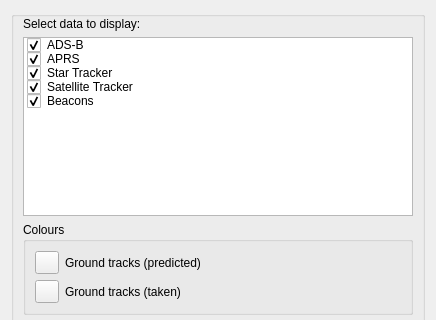
Old version of the form plugins/feature/map/mapsettingsdialog.ui in the repository f4exb/sdrangel; both pictures show x 0 to 436 and y 0 to 320 of the 436 by 491 pixel window.
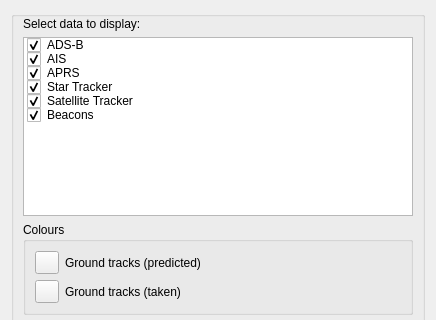
New version of the form.

```diff
--- a/plugins/feature/map/mapsettingsdialog.ui
+++ b/plugins/feature/map/mapsettingsdialog.ui
@@ -49,6 +49,14 @@
           <enum>Checked</enum>
          </property>
         </item>
+        <item>
+         <property name="text">
+          <string>AIS</string>
+         </property>
+         <property name="checkState">
+          <enum>Checked</enum>
+         </property>
+        </item>
         <item>
          <property name="text">
           <string>APRS</string>
```
